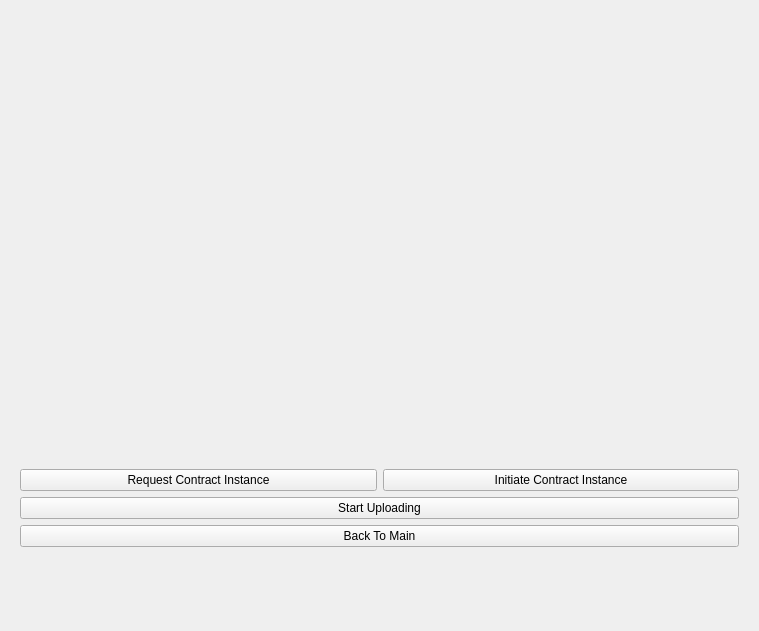
Old version of the form gui/decentorage.ui in the repository Decentorage/User-Node.
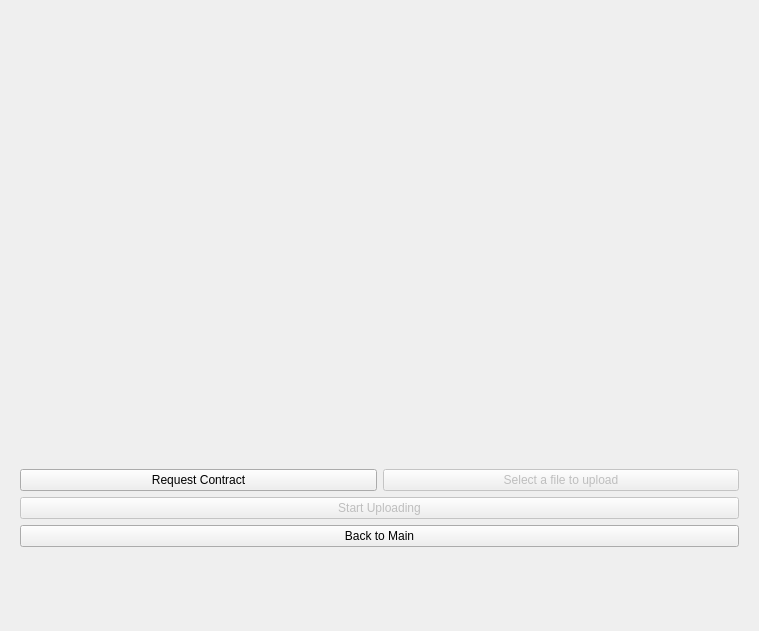
New version of the form. The open tabs and pages were chosen to show the change. Icons and pictures are not drawn. Custom widgets are drawn as their Qt base class.

Commit message: Added decentorage icon to application, Added navigation to contract details page, Added view file details in contract details, Added exception handling to connection error

What changed in the file:
```diff
--- a/gui/decentorage.ui
+++ b/gui/decentorage.ui
@@ -442,7 +442,7 @@
        <widget class="QWidget" name="upload_main_page">
         <layout class="QVBoxLayout" name="verticalLayout_12">
          <item>
-          <layout class="QVBoxLayout" name="verticalLayout_11">
+          <layout class="QVBoxLayout" name="verticalLayout_11" stretch="0,0,0,0">
            <item>
             <widget class="QLabel" name="upload_main_status_label">
              <property name="text">
@@ -455,14 +455,17 @@
              <item>
               <widget class="QPushButton" name="upload_main_request_contract_pb">
                <property name="text">
-                <string>Request Contract Instance</string>
+                <string>Request Contract</string>
                </property>
               </widget>
              </item>
              <item>
               <widget class="QPushButton" name="upload_main_initiate_contract_pb">
+               <property name="enabled">
+                <bool>false</bool>
+               </property>
                <property name="text">
-                <string>Initiate Contract Instance</string>
+                <string>Select a file to upload</string>
                </property>
               </widget>
              </item>
@@ -470,6 +473,9 @@
            </item>
            <item>
             <widget class="QPushButton" name="upload_main_start_uploading_pb">
+             <property name="enabled">
+              <bool>false</bool>
+             </property>
              <property name="text">
               <string>Start Uploading</string>
              </property>
@@ -478,7 +484,7 @@
            <item>
             <widget class="QPushButton" name="upload_main_back_pb">
              <property name="text">
-              <string>Back To Main</string>
+              <string>Back to Main</string>
              </property>
             </widget>
            </item>
```
Left out of the diff: 4 changed lines with no effect on the pictures. The commit also changes 7 other files.
